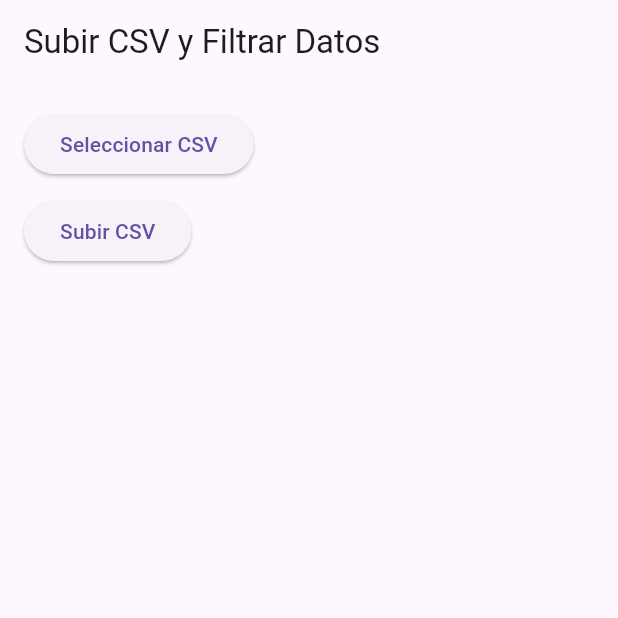
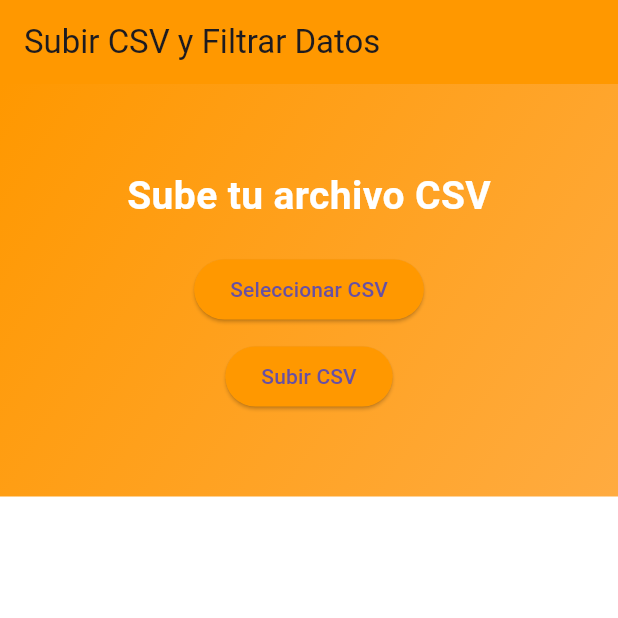
Before and after one commit to IsmaelMooBa/SISTEMA-DESERCION-ESTUDIANTIL, a Flutter app: the screen it shows after launch, on a phone screen of 412 x 824 dp, the top half of it. Run offline on Flutter 3.47's test engine with Material 3 defaults, Android fonts, the phone set to English and light mode, and no system bars; our stand-ins replace file_picker.

Commit message:
Mi primer cambio
Mi primer cmabio

```diff
--- a/frontend/lib/main.dart
+++ b/frontend/lib/main.dart
@@ -1,5 +1,3 @@
-import 'dart:io';
-import 'package:flutter/material.dart';
 import 'package:file_picker/file_picker.dart';
 import 'package:http/http.dart' as http;
 import 'dart:convert';
@@ -15,6 +13,16 @@ class MyApp extends StatelessWidget {
   Widget build(BuildContext context) {
     return MaterialApp(
       debugShowCheckedModeBanner: false,
+      theme: ThemeData(
+        primaryColor: Colors.orange, // Color principal en naranja (UPT)
+        scaffoldBackgroundColor: Colors.white,
+        textTheme: TextTheme(
+          bodyMedium: TextStyle(color: Colors.black),
+          headlineMedium: TextStyle(
+            color: Colors.orange,
+          ), // Títulos en color naranja
+        ),
+      ),
       home: const CSVUploader(),
     );
   }
@@ -50,10 +58,14 @@ class CSVUploaderState extends State<CSVUploader> {
 
     var request = http.MultipartRequest(
       'POST',
-      Uri.parse('http://localhost:5000/upload'), // Cambia la URL si es necesario
+      Uri.parse(
+        'http://localhost:5000/upload',
+      ), // Cambia la URL si es necesario
     );
 
-    request.files.add(await http.MultipartFile.fromPath('file', _selectedFile!.path));
+    request.files.add(
+      await http.MultipartFile.fromPath('file', _selectedFile!.path),
+    );
 
     var response = await request.send();
 
@@ -74,22 +86,35 @@ class CSVUploaderState extends State<CSVUploader> {
         : Column(
           crossAxisAlignment: CrossAxisAlignment.start,
           children: [
-              Text(
+            Center(
+              child: Text(
                 title,
                 style: TextStyle(
-                  fontSize: 20,
+                  fontSize: 24,
                   fontWeight: FontWeight.bold,
                   color: color,
                 ),
               ),
+            ),
+            const SizedBox(height: 10),
             DataTable(
+              columnSpacing: 20,
               columns: const [
-                  DataColumn(label: Text("ID")),
-                  DataColumn(label: Text("Nombre")),
-                  DataColumn(label: Text("Promedio")),
+                DataColumn(label: Text("ID:")),
+                DataColumn(label: Text("Nombre:")),
+                DataColumn(label: Text("Promedio:")),
               ],
-                rows: data.map((row) {
-                  return DataRow(cells: [
+              rows:
+                  data.map((row) {
+                    return DataRow(
+                      color: MaterialStateProperty.resolveWith<Color?>((
+                        states,
+                      ) {
+                        return data.indexOf(row) % 2 == 0
+                            ? Colors.grey.shade100
+                            : Colors.white; // Color alterno en filas
+                      }),
+                      cells: [
                         DataCell(Text(row["ID"].toString())),
                         DataCell(Text(row["Nombre"])),
                         DataCell(
@@ -97,11 +122,16 @@ class CSVUploaderState extends State<CSVUploader> {
                             row["PROMEDIO"].toString(),
                             style: TextStyle(
                               fontWeight: FontWeight.bold,
-                          color: (row["PROMEDIO"] > 7) ? Colors.green : Colors.red,
+                              color:
+                                  (row["PROMEDIO"] > 7)
+                                      ? Colors.green
+                                      : Colors
+                                          .red, // Color dependiendo del promedio
                             ),
                           ),
                         ),
-                  ]);
+                      ],
+                    );
                   }).toList(),
             ),
           ],
@@ -111,34 +141,77 @@ class CSVUploaderState extends State<CSVUploader> {
   @override
   Widget build(BuildContext context) {
     return Scaffold(
-    appBar: AppBar(title: const Text("Subir CSV y Filtrar Datos")),
-    body: Padding(
+      appBar: AppBar(
+        title: const Text("Subir CSV y Filtrar Datos"),
+        backgroundColor: Colors.orange, // Color de la barra en naranja
+      ),
+      body: Container(
+        decoration: BoxDecoration(
+          gradient: LinearGradient(
+            begin: Alignment.topLeft,
+            end: Alignment.bottomRight,
+            colors: [Colors.orange, Colors.orangeAccent], // Gradiente de fondo
+          ),
+        ),
+        child: Padding(
           padding: const EdgeInsets.all(16.0),
           child: SingleChildScrollView(
             child: Column(
-          crossAxisAlignment: CrossAxisAlignment.start,
+              mainAxisAlignment: MainAxisAlignment.center,
+              crossAxisAlignment: CrossAxisAlignment.center,
               children: [
+                const SizedBox(height: 40),
+                Center(
+                  child: Text(
+                    'Sube tu archivo CSV',
+                    style: TextStyle(
+                      fontSize: 26,
+                      fontWeight: FontWeight.bold,
+                      color: Colors.white, // Color blanco para el título
+                    ),
+                  ),
+                ),
+                const SizedBox(height: 20),
                 ElevatedButton(
                   onPressed: pickFile,
+                  style: ElevatedButton.styleFrom(
+                    backgroundColor: Colors.orange,
+                  ),
                   child: const Text("Seleccionar CSV"),
                 ),
                 const SizedBox(height: 10),
-            if (_selectedFile != null) Text("Archivo seleccionado: ${_selectedFile!.path}"),
+                if (_selectedFile != null)
+                  Text(
+                    "Archivo seleccionado: ${_selectedFile!.path}",
+                    style: TextStyle(color: Colors.white),
+                  ),
                 ElevatedButton(
                   onPressed: uploadCSV,
+                  style: ElevatedButton.styleFrom(
+                    backgroundColor: Colors.orange,
+                  ),
                   child: const Text("Subir CSV"),
                 ),
                 const SizedBox(height: 20),
                 SingleChildScrollView(
                   scrollDirection: Axis.horizontal,
-              child: buildDataTable(allStudents, "Datos del Archivo", Colors.black),
+                  child: buildDataTable(
+                    allStudents,
+                    "Datos del Archivo",
+                    Colors.white,
+                  ),
                 ),
                 const SizedBox(height: 20),
                 SingleChildScrollView(
                   scrollDirection: Axis.horizontal,
-              child: buildDataTable(filteredStudents, "Alumnos con Promedio ≤ 7", Colors.red),
+                  child: buildDataTable(
+                    filteredStudents,
+                    "Alumnos con Promedio ≤ 7",
+                    Colors.red,
+                  ),
                 ),
               ],
+            ),
           ),
         ),
       ),
```
Lines whose indentation alone changed are shown as unchanged.
